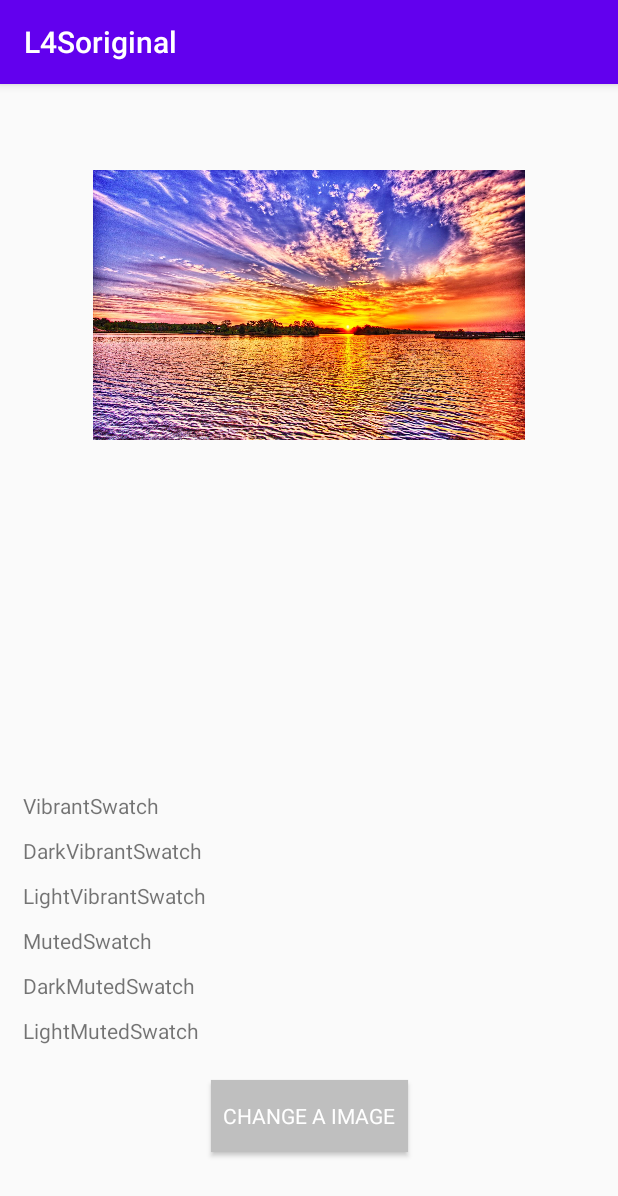
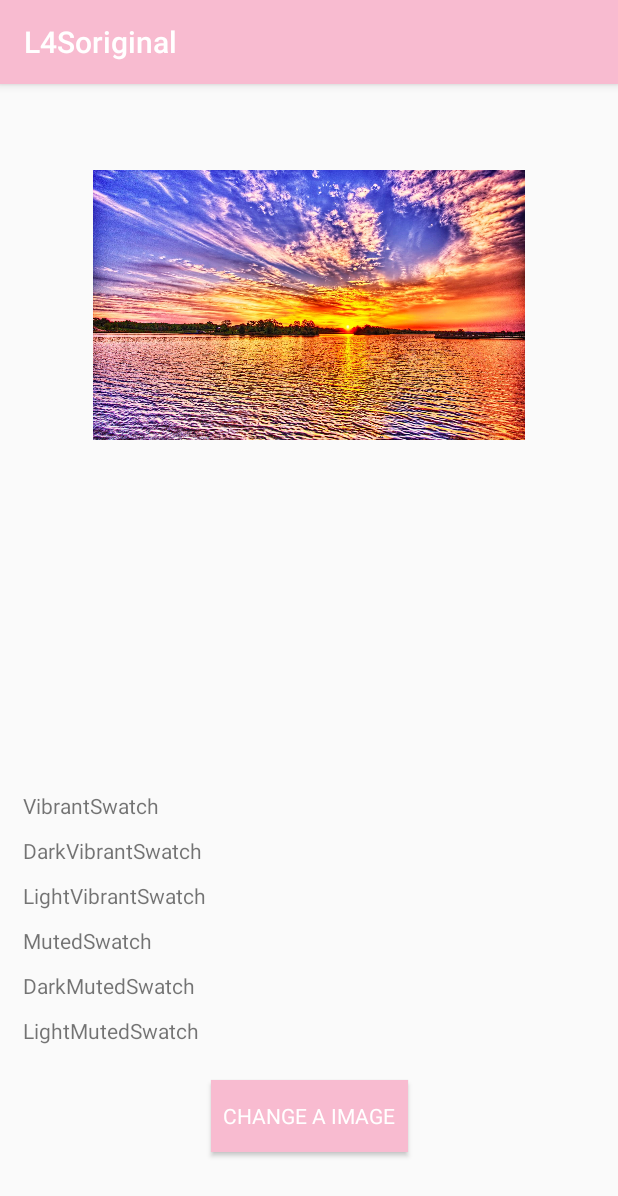
Before and after one commit to giraffecandy/L4Soriginal, an Android app: the screen it shows after launch (MainActivity), on a phone screen of 412 x 824 dp. Shown: the top 1196 px of the screen. Run offline under Robolectric (Android 15) with nearby library versions, the phone set to English and light mode, and no system bars; libraries missing offline, so code that uses them is left out: androidx.palette.graphics, io.realm; 4 statements that could not run were skipped.

Commit message:
アプリ自体のprimaryColorとか変更

```diff
--- a/app/src/main/res/layout/activity_main.xml
+++ b/app/src/main/res/layout/activity_main.xml
@@ -11,7 +11,7 @@
         android:layout_width="wrap_content"
         android:layout_height="wrap_content"
         android:layout_marginBottom="56dp"
-        android:background="#BFBFBF"
+        android:background="#F8BBD0"
         android:fontFamily="sans-serif"
         android:paddingStart="8dp"
         android:paddingEnd="8dp"
--- a/app/src/main/res/values/styles.xml
+++ b/app/src/main/res/values/styles.xml
@@ -2,9 +2,9 @@
     <!-- Base application theme. -->
     <style name="AppTheme" parent="Theme.AppCompat.Light.DarkActionBar">
         <!-- Customize your theme here. -->
-        <item name="colorPrimary">@color/colorPrimary</item>
-        <item name="colorPrimaryDark">@color/colorPrimaryDark</item>
-        <item name="colorAccent">@color/colorAccent</item>
+        <item name="colorPrimary">#F8BBD0</item>
+        <item name="colorPrimaryDark">#C48B9F</item>
+        <item name="colorAccent">#B3E5FC</item>
     </style>
 
 </resources>
```
